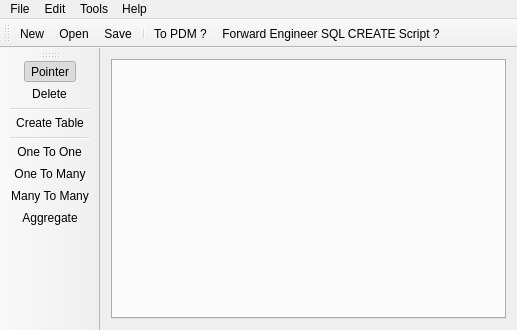
Before: the Qt Designer form CASE_SW/mainwindow.ui in siman0zet/CASE-SWDEP, drawn with Qt 5.
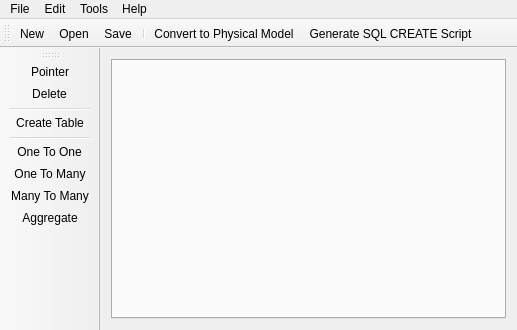
After: the same form once the commit is applied. Icons and pictures are not drawn.

What changed in the file:
```diff
--- a/CASE_SW/mainwindow.ui
+++ b/CASE_SW/mainwindow.ui
@@ -217,12 +217,12 @@
   </action>
   <action name="actionTo_PDM">
    <property name="text">
-    <string>To PDM ?</string>
+    <string>Convert to Physical Model</string>
    </property>
   </action>
   <action name="actionScript">
    <property name="text">
-    <string>Forward Engineer SQL CREATE Script ?</string>
+    <string>Generate SQL CREATE Script</string>
    </property>
   </action>
   <action name="actionSettings">
@@ -296,7 +296,7 @@
     <bool>true</bool>
    </property>
    <property name="checked">
-    <bool>true</bool>
+    <bool>false</bool>
    </property>
    <property name="icon">
     <iconset resource="images.qrc">
```
Left out of the diff: 24 changed lines with no effect on the pictures.
